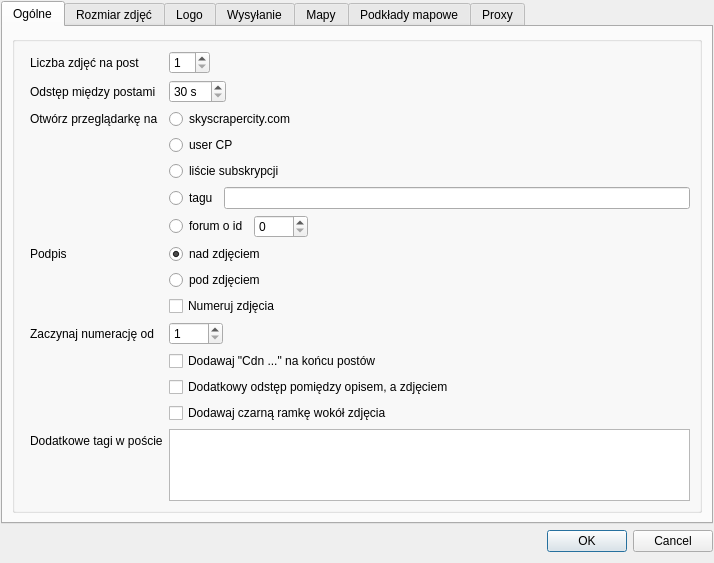
fotorelacjonusz/classic, file src/settings/settingsdialog.ui: the form before one commit.
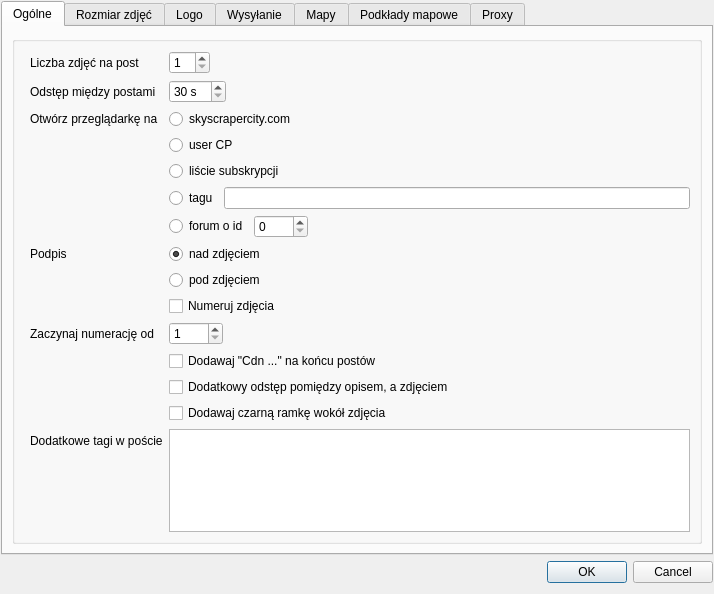
The form after the commit. Icons and pictures are not drawn. Custom widgets are drawn as their Qt base class.

```diff
--- a/src/settings/settingsdialog.ui
+++ b/src/settings/settingsdialog.ui
@@ -7,7 +7,7 @@
     <x>0</x>
     <y>0</y>
     <width>714</width>
-    <height>534</height>
+    <height>594</height>
    </rect>
   </property>
   <property name="windowTitle">
```
Left out of the diff: 68 changed lines with no effect on the pictures.
